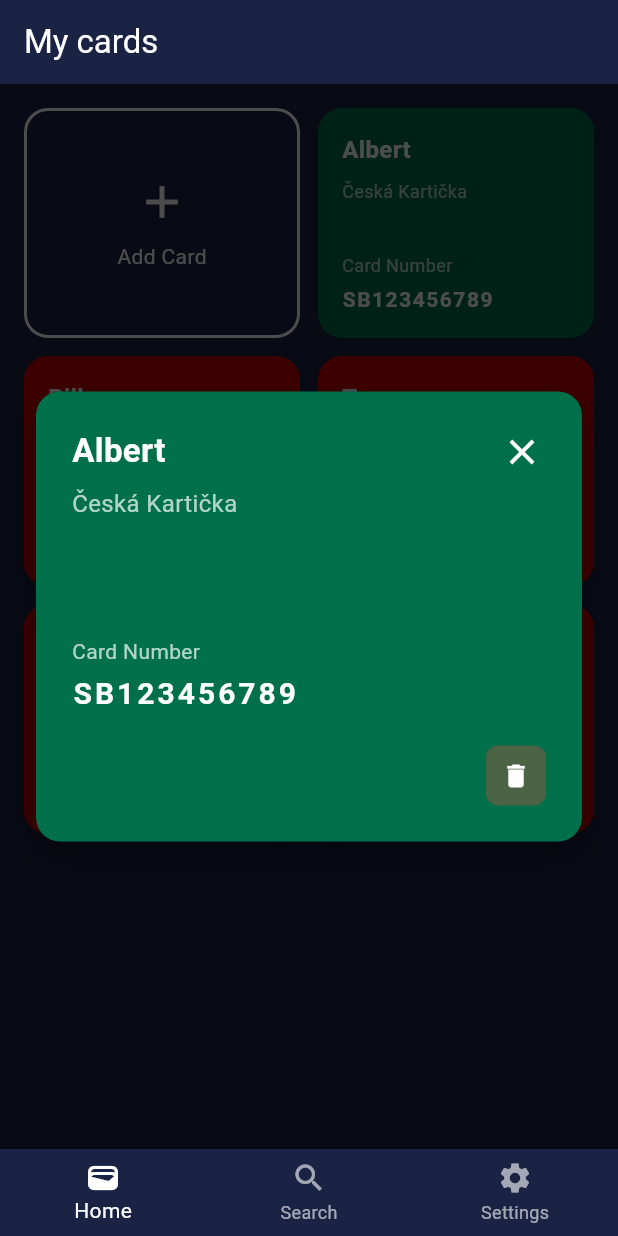
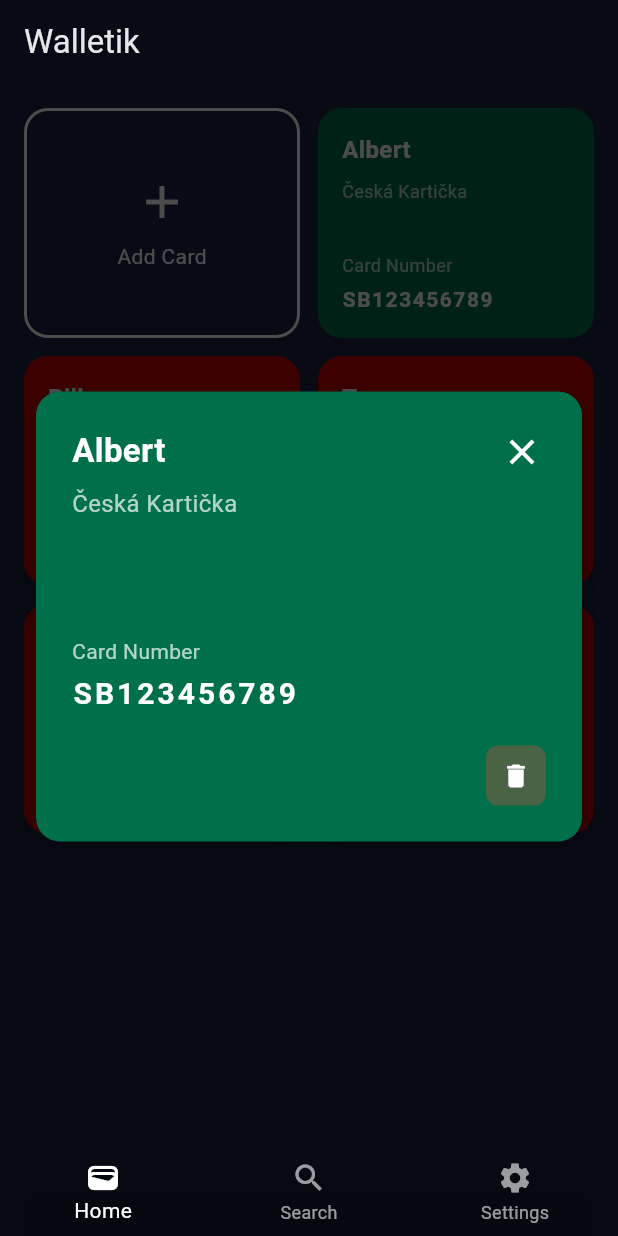
Before and after one commit to unknownMarko/walletik, a Flutter app: the screen it shows after launch, after a tap on "Albert", on a phone screen of 412 x 824 dp. Run offline on Flutter 3.47's test engine with Material 3 defaults, Android fonts, the phone set to English and light mode, and no system bars; our stand-ins replace shared_preferences; missing offline and left inert: mobile_scanner.

Commit message:
Implement modal state management in CardsScreen and main.dart; add card storage service for persistent card data handling.

```diff
--- a/lib/main.dart
+++ b/lib/main.dart
@@ -43,9 +43,20 @@
 class _MyHomePageState extends State<MyHomePage> {
   int _currentIndex = 0;
   final PageController _pageController = PageController();
+  bool _isModalOpen = false;
+  VoidCallback? _closeCardsModal;
 
-  final List<Widget> _screens = [
-    CardsScreen(),
+  List<Widget> get _screens => [
+    CardsScreen(
+      onModalStateChanged: (isOpen) {
+        setState(() {
+          _isModalOpen = isOpen;
+        });
+      },
+      onCloseModalCallback: (callback) {
+        _closeCardsModal = callback;
+      },
+    ),
     SearchScreen(),
     SettingsScreen(),
   ];
@@ -55,6 +66,7 @@
     return Scaffold(
       body: PageView(
         controller: _pageController,
+        physics: _isModalOpen ? NeverScrollableScrollPhysics() : null,
         onPageChanged: (index) {
           setState(() {
             _currentIndex = index;
@@ -62,7 +74,35 @@
         },
         children: _screens,
       ),
-      bottomNavigationBar: BottomNavigationBar(
+      bottomNavigationBar: _isModalOpen ?
+        Container(
+          decoration: BoxDecoration(
+            color: Colors.black.withValues(alpha: 0.7),
+          ),
+          child: GestureDetector(
+            behavior: HitTestBehavior.opaque,
+            onTap: () {
+              _closeCardsModal?.call();
+              setState(() {
+                _isModalOpen = false;
+              });
+            },
+            child: BottomNavigationBar(
+              backgroundColor: Colors.transparent,
+              currentIndex: _currentIndex,
+              onTap: null,
+              items: [
+                BottomNavigationBarItem(icon: Icon(Icons.wallet), label: 'Home'),
+                BottomNavigationBarItem(icon: Icon(Icons.search), label: 'Search'),
+                BottomNavigationBarItem(
+                  icon: Icon(Icons.settings),
+                  label: 'Settings',
+                ),
+              ],
+            ),
+          ),
+        ) :
+        BottomNavigationBar(
           currentIndex: _currentIndex,
           onTap: (index) {
             setState(() {
--- a/lib/screens/cards_screen.dart
+++ b/lib/screens/cards_screen.dart
@@ -2,9 +2,13 @@
 import 'add_card_screen.dart';
 import '../widgets/loyalty_card.dart';
 import '../data/mock_cards.dart';
+import '../services/card_storage.dart';
 
 class CardsScreen extends StatefulWidget {
-  const CardsScreen({super.key});
+  final Function(bool)? onModalStateChanged;
+  final Function(VoidCallback)? onCloseModalCallback;
+
+  const CardsScreen({super.key, this.onModalStateChanged, this.onCloseModalCallback});
 
   @override
   State<CardsScreen> createState() => _CardsScreenState();
@@ -17,7 +21,24 @@
   @override
   void initState() {
     super.initState();
-    cards = MockCards.getCards();
+    _loadCards();
+    widget.onCloseModalCallback?.call(closeModal);
+  }
+
+  Future<void> _loadCards() async {
+    final loadedCards = await CardStorage.loadCards();
+    setState(() {
+      cards = loadedCards;
+    });
+  }
+
+  void closeModal() {
+    if (selectedCard != null) {
+      setState(() {
+        selectedCard = null;
+      });
+      widget.onModalStateChanged?.call(false);
+    }
   }
 
   @override
@@ -25,8 +46,12 @@
     return Scaffold(
       backgroundColor: Theme.of(context).colorScheme.surface,
       appBar: AppBar(
-        backgroundColor: Theme.of(context).colorScheme.surface,
-        title: Text("My cards", style: TextStyle(color: Theme.of(context).colorScheme.onSurface)),
+        backgroundColor: selectedCard != null
+          ? Colors.black.withValues(alpha: 0.7)
+          : Theme.of(context).colorScheme.surface,
+        title: Text("Walletik", style: TextStyle(color: selectedCard != null
+          ? Colors.white.withValues(alpha: 0.9)
+          : Theme.of(context).colorScheme.onSurface)),
       ),
       body: Stack(
         children: [
@@ -83,6 +108,7 @@
                   setState(() {
                     selectedCard = card;
                   });
+                  widget.onModalStateChanged?.call(true);
                 },
                 child: LoyaltyCard(
                   shopName: card['shopName'],
@@ -99,6 +125,7 @@
                 setState(() {
                   selectedCard = null;
                 });
+                widget.onModalStateChanged?.call(false);
               },
               child: Container(
                 color: Colors.black.withValues(alpha: 0.7),
@@ -186,11 +213,15 @@
                                               child: Text('Cancel', style: TextStyle(color: Theme.of(context).colorScheme.onSurface)),
                                             ),
                                             TextButton(
-                                              onPressed: () {
-                                                setState(() {
-                                                  cards.removeWhere((card) => card == selectedCard);
-                                                  selectedCard = null;
-                                                });
+                                              onPressed: () async {
+                                                if (selectedCard != null) {
+                                                  await CardStorage.removeCard(selectedCard!);
+                                                  await _loadCards();
+                                                  setState(() {
+                                                    selectedCard = null;
+                                                  });
+                                                  widget.onModalStateChanged?.call(false);
+                                                }
                                                 Navigator.pop(context);
                                               },
                                               child: const Text('Delete', style: TextStyle(color: Colors.red)),
@@ -220,6 +251,7 @@
                             setState(() {
                               selectedCard = null;
                             });
+                            widget.onModalStateChanged?.call(false);
                           },
                           icon: const Icon(
                             Icons.close,
@@ -234,6 +266,7 @@
                 ),
               ),
             ),
+          ),
         ],
       ),
     );
--- /dev/null
+++ b/lib/services/card_storage.dart
@@ -0,0 +1,80 @@
+import 'dart:convert';
+import 'package:shared_preferences/shared_preferences.dart';
+
+class CardStorage {
+  static const String _cardsKey = 'loyalty_cards';
+
+  static Future<List<Map<String, dynamic>>> loadCards() async {
+    final prefs = await SharedPreferences.getInstance();
+    final cardsJson = prefs.getString(_cardsKey);
+
+    if (cardsJson == null) {
+      // Return default cards if no data exists
+      return _getDefaultCards();
+    }
+
+    try {
+      final List<dynamic> cardsList = json.decode(cardsJson);
+      return cardsList.cast<Map<String, dynamic>>();
+    } catch (e) {
+      // Return default cards if parsing fails
+      return _getDefaultCards();
+    }
+  }
+
+  static Future<void> saveCards(List<Map<String, dynamic>> cards) async {
+    final prefs = await SharedPreferences.getInstance();
+    final cardsJson = json.encode(cards);
+    await prefs.setString(_cardsKey, cardsJson);
+  }
+
+  static Future<void> addCard(Map<String, dynamic> newCard) async {
+    final cards = await loadCards();
+    cards.add(newCard);
+    await saveCards(cards);
+  }
+
+  static Future<void> removeCard(Map<String, dynamic> cardToRemove) async {
+    final cards = await loadCards();
+    cards.removeWhere((card) =>
+      card['shopName'] == cardToRemove['shopName'] &&
+      card['cardNumber'] == cardToRemove['cardNumber']
+    );
+    await saveCards(cards);
+  }
+
+  static List<Map<String, dynamic>> _getDefaultCards() {
+    return [
+      {
+        'shopName': 'Albert',
+        'description': 'Česká Kartička',
+        'cardNumber': 'SB123456789',
+        'color': '#00704A'
+      },
+      {
+        'shopName': 'Billa',
+        'description': 'Slovenska Kartička',
+        'cardNumber': 'TG987654321',
+        'color': '#CC0000'
+      },
+      {
+        'shopName': 'Tesco',
+        'description': 'Ukrajinská Kartička',
+        'cardNumber': 'TB456123789',
+        'color': '#CC0000'
+      },
+      {
+        'shopName': 'LIDL',
+        'description': 'Německá Kartička',
+        'cardNumber': 'TL999999999',
+        'color': '#CC0000'
+      },
+      {
+        'shopName': 'Kaufland',
+        'description': 'Rakúska Kartička',
+        'cardNumber': 'TL123456789',
+        'color': '#CC0000'
+      }
+    ];
+  }
+}
```
Lines whose indentation alone changed are shown as unchanged.
